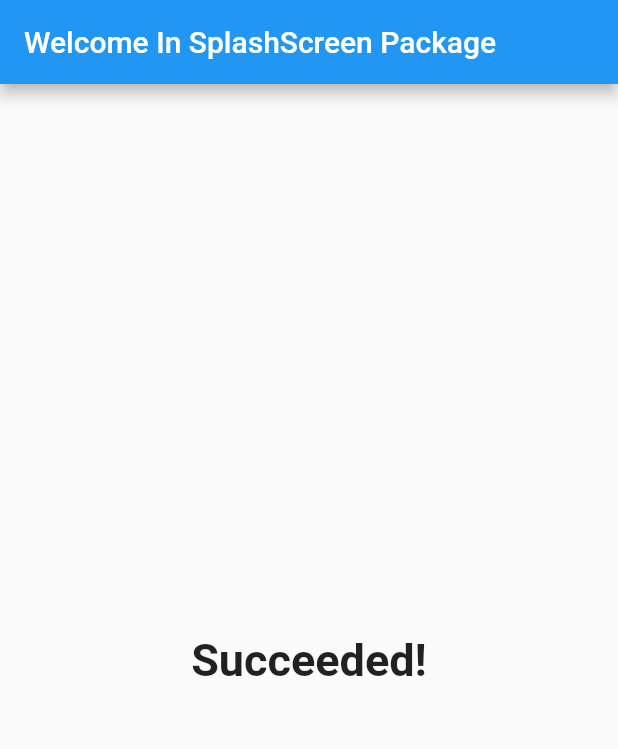
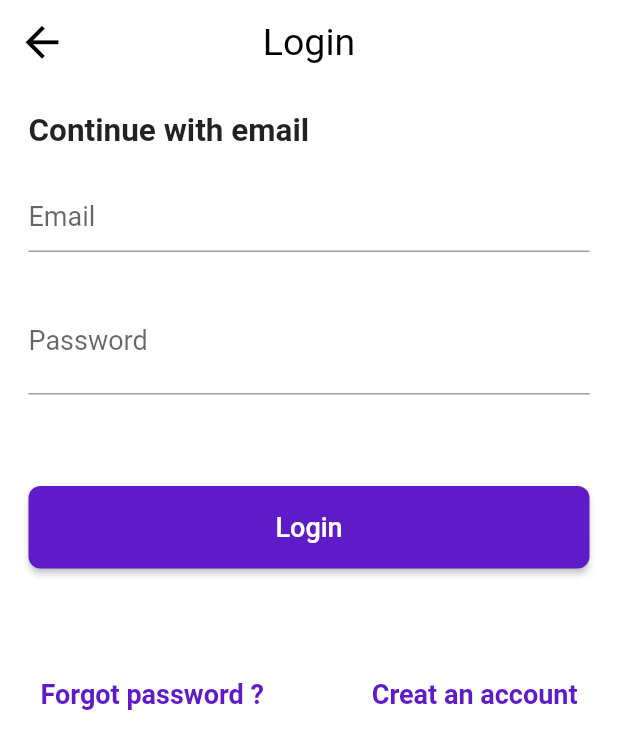
Before and after one commit to ShazaMashaal/talabat, a Flutter app: the screen it shows after launch, on a phone screen of 412 x 824 dp. Shown: the top 749 px of the screen. Run offline on Flutter 3.47's test engine with Material 2 defaults, Android fonts, the phone set to English and light mode, and no system bars; our stand-ins replace splashscreen.

Commit message:
Create Splash splash.dart and Login login.dart UIs

```diff
--- /dev/null
+++ b/lib/const.dart
@@ -0,0 +1,27 @@
+import 'package:flutter/cupertino.dart';
+import 'package:flutter/material.dart';
+
+final splashTitle=TextStyle(
+  fontSize: 90,
+  color: Color(0xFFFFFFFF),
+  fontWeight: FontWeight.bold
+);
+
+final splashSupTitle=TextStyle(
+    fontSize: 11,
+    color: Color(0xFF000000),
+    fontWeight: FontWeight.bold
+);
+
+final loginTitle=TextStyle(color: Colors.black,fontSize: 25,fontWeight: FontWeight.normal);
+
+class  HeadTitle extends StatelessWidget {
+  final String headTitle;
+
+  const HeadTitle({ this.headTitle});
+
+  @override
+  Widget build(BuildContext context) {
+    return Text(headTitle,style: TextStyle(fontSize: 21,fontWeight: FontWeight.bold),);;
+  }
+}
--- /dev/null
+++ b/lib/login/view/login.dart
@@ -0,0 +1,76 @@
+import 'package:flutter/material.dart';
+import 'package:talabat/widgets/custom_button.dart';
+import 'package:talabat/widgets/custom_password_field.dart';
+import 'package:talabat/widgets/custom_text_button.dart';
+import 'package:talabat/widgets/custom_text_form_field.dart';
+
+import '../../const.dart';
+
+class Login extends StatefulWidget {
+  @override
+  _LoginState createState() => _LoginState();
+}
+
+class _LoginState extends State<Login> {
+  @override
+  Widget build(BuildContext context) {
+    return Scaffold(
+      backgroundColor: Colors.white,
+      appBar: AppBar(
+        centerTitle: true,
+        backgroundColor: Colors.white,
+        elevation: 0.0,
+        leading: Icon(Icons.arrow_back, color: Colors.black, size: 33),
+        title: Text(
+          'Login',
+          style: loginTitle,
+        ),
+      ),
+      body: Padding(
+        padding: const EdgeInsets.all(19.0),
+        child: Column(
+          crossAxisAlignment: CrossAxisAlignment.start,
+          children: [
+            HeadTitle(
+              headTitle: "Continue with email",
+            ),
+            Padding(
+              padding: const EdgeInsets.only(top: 20),
+              child: Form(
+                child: Column(
+                  children: [
+                    CustomTextField(
+                      hintText: "Email",
+                    ),
+                    Padding(
+                      padding: const EdgeInsets.only(top: 23),
+                      child: PasswordTextField(),
+                    ),
+                    Padding(
+                      padding: EdgeInsets.only(top: 61),
+                      child: CustomButton(text: "Login"),
+                    ),
+                  ],
+                ),
+              ),
+            ),
+            Padding(
+              padding: EdgeInsets.only(top: 60),
+              child: Row(
+                mainAxisAlignment: MainAxisAlignment.spaceBetween,
+                children: [
+                  CustomtextButton(
+                    text: "Forgot password ?",
+                  ),
+                  CustomtextButton(
+                    text: "Creat an account",
+                  ),
+                ],
+              ),
+            )
+          ],
+        ),
+      ),
+    );
+  }
+}
--- a/lib/main.dart
+++ b/lib/main.dart
@@ -11,11 +11,14 @@ class MyApp extends StatelessWidget {
   Widget build(BuildContext context) {
     return MaterialApp(
       title: 'Flutter Demo',
+      debugShowCheckedModeBanner: false,
       theme: ThemeData(
 
         primarySwatch: Colors.blue,
       ),
-      home: Splash(),
+      home: Splash(
+
+      ),
     );
   }
 }
--- a/lib/splash/view/splash.dart
+++ b/lib/splash/view/splash.dart
@@ -1,22 +1,23 @@
 import 'package:splashscreen/splashscreen.dart';
 import 'package:flutter/material.dart';
+import 'package:talabat/login/view/login.dart';
 import 'package:talabat/login_method/view/login_method.dart';
+
+import '../../const.dart';
 
 class Splash extends StatelessWidget {
 
   @override
   Widget build(BuildContext context) {
     return SplashScreen(
-      seconds: 14,
-      navigateAfterSeconds:  LoginMethod(),
-      title:  Text(
-        'Welcome In SplashScreen',
-        style:  TextStyle(fontWeight: FontWeight.bold, fontSize: 20.0),
-      ),
-      image:  Image.network(
-          'https://flutter.io/images/catalog-widget-placeholder.png'),
-      backgroundColor: Colors.white,
-      loaderColor: Colors.red,
+      seconds: 4,
+      navigateAfterSeconds:  Login(),
+       title: Text('talabat',style: splashTitle,),
+      loadingText: Text('"Food delivery platform for expo 2020"',style: splashSupTitle),
+      useLoader: false,
+
+
+      backgroundColor: Color(0xFFF57C00),
     );
   }
 }
--- /dev/null
+++ b/lib/widgets/custom_button.dart
@@ -0,0 +1,28 @@
+import 'package:flutter/material.dart';
+
+class CustomButton extends StatelessWidget {
+final String text;
+
+  const CustomButton({ this.text}) ;
+
+  @override
+  Widget build(BuildContext context) {
+    return ConstrainedBox(
+      constraints: BoxConstraints.tightFor(width: double.infinity),
+
+      child: ElevatedButton(
+        child: Text(text,style: TextStyle(fontSize: 18),),
+        style: ElevatedButton.styleFrom(
+          padding: EdgeInsets.only(top: 17,bottom: 17),
+          shape: RoundedRectangleBorder(
+            borderRadius: BorderRadius.circular(8), // <-- Radius
+          ),
+          primary: Color(0xFF601BC8),
+        ),
+
+
+        onPressed: (){},
+      ),
+    );
+  }
+}
--- /dev/null
+++ b/lib/widgets/custom_password_field.dart
@@ -0,0 +1,40 @@
+import 'package:flutter/material.dart';
+
+class PasswordTextField extends StatefulWidget {
+
+  @override
+  _PasswordTextFieldState createState() => _PasswordTextFieldState();
+}
+
+class _PasswordTextFieldState extends State<PasswordTextField> {
+  bool _isObscure = true;
+
+
+  void _toggle() {
+    setState(() {
+      _isObscure = !_isObscure;
+    });
+  }
+
+  @override
+  Widget build(BuildContext context) {
+    return TextFormField(
+        obscureText: _isObscure,
+        decoration: InputDecoration(
+          focusedBorder: UnderlineInputBorder(
+            borderSide: BorderSide(color: Colors.grey[900]),
+          ),
+          hintText: "Password",
+          hintStyle: TextStyle(fontSize: 18.0),
+          suffix: TextButton(
+              style: TextButton.styleFrom(padding: EdgeInsets.all(0),),
+
+              onPressed: _toggle,
+              child: Text(_isObscure ? "Show" : "Hide",
+                style: TextStyle(fontSize: 18,fontWeight: FontWeight.normal,color: Colors.black),)
+          ),
+
+        )
+    );
+  }
+}
--- /dev/null
+++ b/lib/widgets/custom_text_button.dart
@@ -0,0 +1,16 @@
+import 'package:flutter/material.dart';
+
+class CustomtextButton extends StatelessWidget {
+final String text;
+
+  const CustomtextButton({ this.text}) ;
+  @override
+  Widget build(BuildContext context) {
+    return TextButton(
+      child: Text(text,style: TextStyle(fontSize: 18,fontWeight: FontWeight.bold,color: Color(0xFF601BC8)),),
+      onPressed: () {
+        print('Pressed');
+      },
+    );
+  }
+}
--- /dev/null
+++ b/lib/widgets/custom_text_form_field.dart
@@ -0,0 +1,22 @@
+import 'package:flutter/material.dart';
+
+class CustomTextField extends StatelessWidget {
+final String hintText;
+
+   CustomTextField({ this.hintText});
+
+  @override
+  Widget build(BuildContext context) {
+    return TextFormField(
+      decoration: InputDecoration(
+        focusedBorder: UnderlineInputBorder(
+          borderSide: BorderSide(color: Colors.grey[900]),
+        ),
+        hintText: hintText,
+        hintStyle: TextStyle(fontSize: 18.0),
+
+      ),
+    );
+  }
+
+}
```
